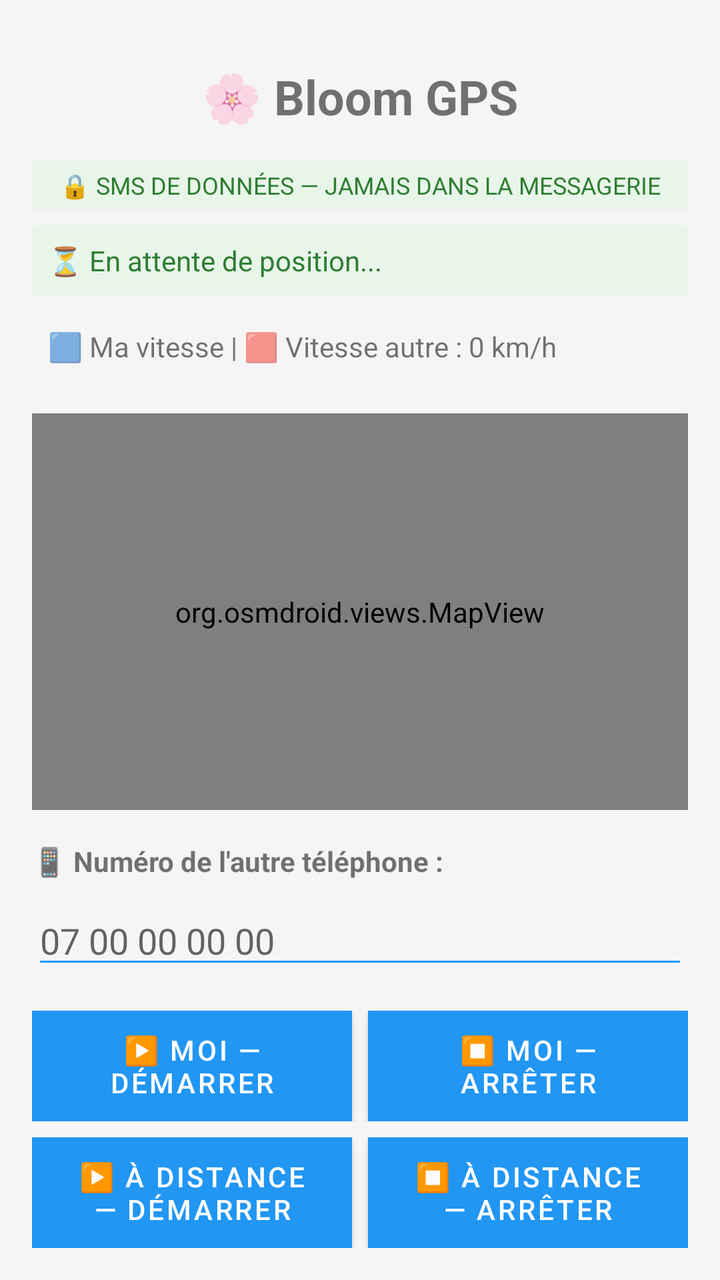
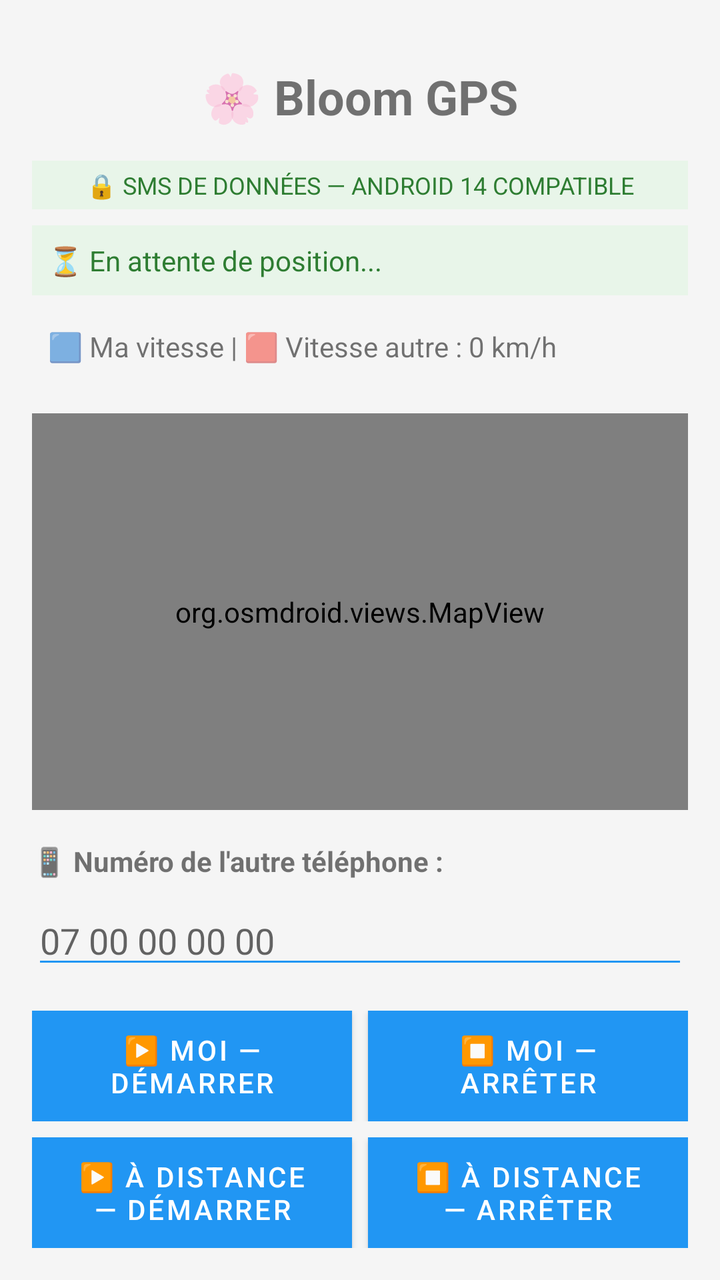

Compare the two renders of this Android layout. The source of the first and the diff that turns it into the second are given below.
<!-- AndroidManifest.xml: activity theme AppTheme -->
<!-- res/layout/activity_main.xml -->
<?xml version="1.0" encoding="utf-8"?>
<LinearLayout xmlns:android="http://schemas.android.com/apk/res/android"
    android:layout_width="match_parent"
    android:layout_height="match_parent"
    android:orientation="vertical"
    android:padding="16dp"
    android:background="#F5F5F5">

    <TextView
        android:layout_width="match_parent"
        android:layout_height="wrap_content"
        android:text="🌸 Bloom GPS"
        android:textSize="24sp"
        android:textStyle="bold"
        android:gravity="center"
        android:padding="16dp"/>

    <TextView
        android:layout_width="match_parent"
        android:layout_height="wrap_content"
        android:text="🔒 SMS DE DONNÉES — JAMAIS DANS LA MESSAGERIE"
        android:textSize="12sp"
        android:gravity="center"
        android:padding="4dp"
        android:background="#E8F5E9"
        android:textColor="#2E7D32"/>

    <TextView
        android:id="@+id/tvStatut"
        android:layout_width="match_parent"
        android:layout_height="wrap_content"
        android:text="⏳ En attente de position..."
        android:textSize="14sp"
        android:padding="8dp"
        android:background="#E8F5E9"
        android:textColor="#2E7D32"
        android:layout_marginTop="8dp"/>

    <TextView
        android:id="@+id/tvVitesse"
        android:layout_width="match_parent"
        android:layout_height="wrap_content"
        android:text="🟦 Ma vitesse | 🟥 Vitesse autre : 0 km/h"
        android:textSize="14sp"
        android:padding="8dp"
        android:layout_marginTop="8dp"/>

    <org.osmdroid.views.MapView
        android:id="@+id/mapView"
        android:layout_width="match_parent"
        android:layout_height="0dp"
        android:layout_weight="1"
        android:layout_marginVertical="16dp"/>

    <TextView
        android:layout_width="match_parent"
        android:layout_height="wrap_content"
        android:text="📱 Numéro de l'autre téléphone :"
        android:textSize="14sp"
        android:textStyle="bold"/>

    <EditText
        android:id="@+id/etNumeroDest"
        android:layout_width="match_parent"
        android:layout_height="wrap_content"
        android:hint="07 00 00 00 00"
        android:inputType="phone"
        android:layout_marginVertical="8dp"
        android:backgroundTint="#2196F3"/>

    <LinearLayout
        android:layout_width="match_parent"
        android:layout_height="wrap_content"
        android:orientation="horizontal"
        android:layout_marginTop="8dp">

        <Button
            android:id="@+id/btnStart"
            android:layout_width="0dp"
            android:layout_height="wrap_content"
            android:layout_weight="1"
            android:layout_marginEnd="4dp"
            android:text="▶️ MOI — Démarrer"
            android:background="#4CAF50"
            android:textColor="#FFFFFF"/>

        <Button
            android:id="@+id/btnStop"
            android:layout_width="0dp"
            android:layout_height="wrap_content"
            android:layout_weight="1"
            android:layout_marginStart="4dp"
            android:text="⏹️ MOI — Arrêter"
            android:background="#F44336"
            android:textColor="#FFFFFF"/>
    </LinearLayout>

    <LinearLayout
        android:layout_width="match_parent"
        android:layout_height="wrap_content"
        android:orientation="horizontal"
        android:layout_marginTop="8dp">

        <Button
            android:id="@+id/btnStartDist"
            android:layout_width="0dp"
            android:layout_height="wrap_content"
            android:layout_weight="1"
            android:layout_marginEnd="4dp"
            android:text="▶️ À DISTANCE — Démarrer"
            android:background="#2196F3"
            android:textColor="#FFFFFF"/>

        <Button
            android:id="@+id/btnStopDist"
            android:layout_width="0dp"
            android:layout_height="wrap_content"
            android:layout_weight="1"
            android:layout_marginStart="4dp"
            android:text="⏹️ À DISTANCE — Arrêter"
            android:background="#FF9800"
            android:textColor="#FFFFFF"/>
    </LinearLayout>

</LinearLayout>
<!-- resources referenced by this layout -->
<resources>
  <style name="AppTheme" parent="Theme.MaterialComponents.Light.NoActionBar">
          <item name="colorPrimary">#2196F3</item>
          <item name="colorPrimaryDark">#1976D2</item>
          <item name="colorAccent">#FF9800</item>
      </style>
</resources>

<!-- the commit's change to res/layout/activity_main.xml (unified diff, before → after) -->
@@ -18,7 +18,7 @@
     <TextView
         android:layout_width="match_parent"
         android:layout_height="wrap_content"
-        android:text="🔒 SMS DE DONNÉES — JAMAIS DANS LA MESSAGERIE"
+        android:text="🔒 SMS DE DONNÉES — ANDROID 14 COMPATIBLE"
         android:textSize="12sp"
         android:gravity="center"
         android:padding="4dp"
